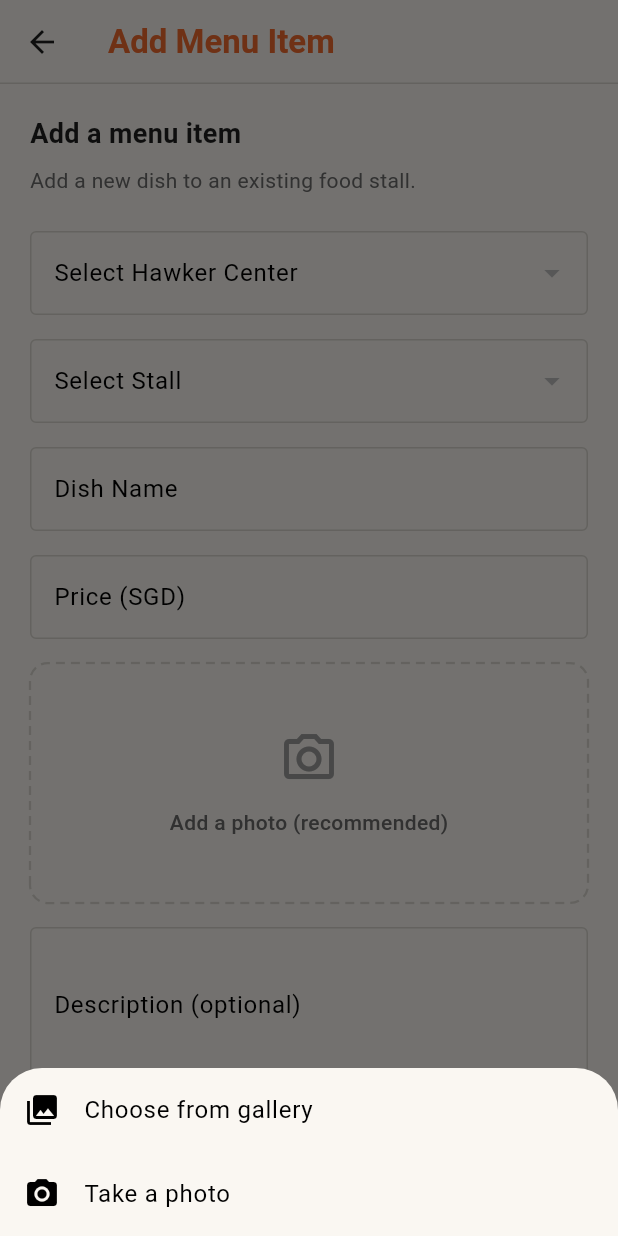
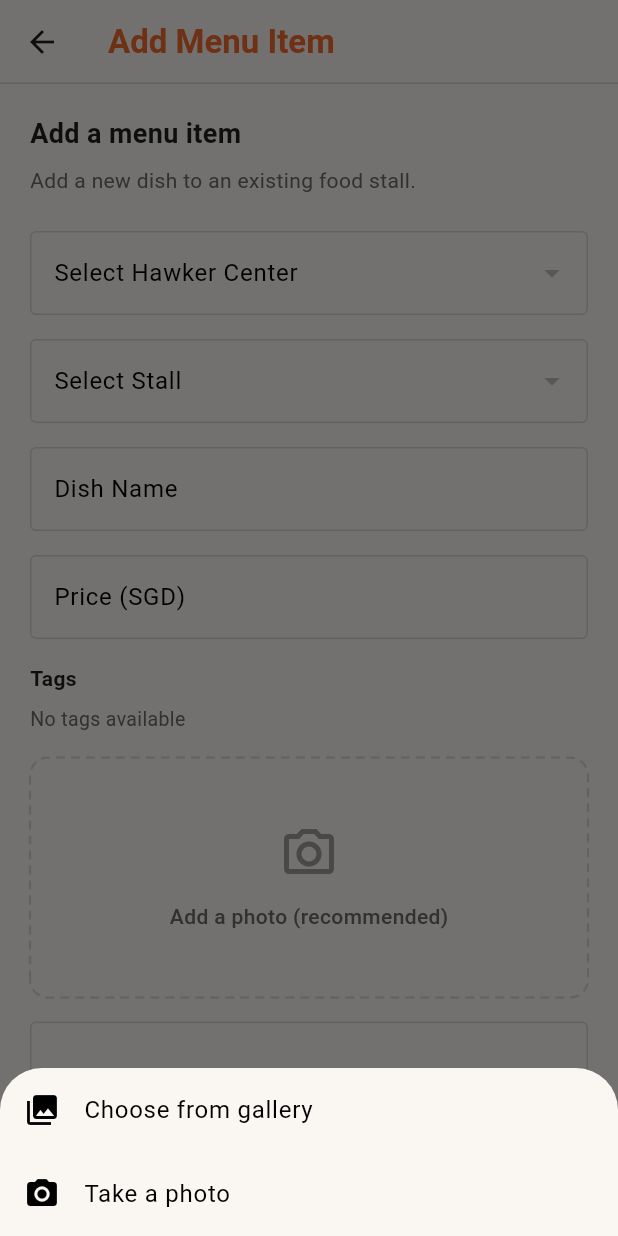
Before and after one commit to fabien-design/Hawkr, a Flutter app: the _AddMenuItemContent screen opened directly, after a tap on "Add a photo (recommended)", on a phone screen of 412 x 824 dp. Run offline on Flutter 3.47's test engine with Material 3 defaults, Android fonts, the phone set to English and light mode, and no system bars; our stand-ins replace flutter_dotenv, flutter_map, geolocator, image_picker, latlong2, shared_preferences and 1 more; accounts and stored records are empty.

Commit message:
feat: add tags services and tags on add form

```diff
--- /dev/null
+++ b/lib/models/predefined_tag.dart
@@ -0,0 +1,13 @@
+class PredefinedTag {
+  final String id;
+  final String name;
+
+  PredefinedTag({required this.id, required this.name});
+
+  factory PredefinedTag.fromJson(Map<String, dynamic> json) {
+    return PredefinedTag(
+      id: json['id'] as String,
+      name: json['name'] as String,
+    );
+  }
+}
--- /dev/null
+++ b/lib/services/tag_service.dart
@@ -0,0 +1,29 @@
+import 'package:supabase_flutter/supabase_flutter.dart';
+import 'package:hawklap/models/predefined_tag.dart';
+
+class TagService {
+  final _supabase = Supabase.instance.client;
+
+  Future<List<PredefinedTag>> getAll() async {
+    final response =
+        await _supabase.from('predefined_tags').select().order('name');
+
+    return (response as List)
+        .map((json) => PredefinedTag.fromJson(json))
+        .toList();
+  }
+
+  Future<void> assignTagsToMenuItem(
+    String menuItemId,
+    List<String> tagIds,
+  ) async {
+    if (tagIds.isEmpty) return;
+
+    final rows = tagIds.map((tagId) => {
+      'menu_item_id': menuItemId,
+      'tag_id': tagId,
+    }).toList();
+
+    await _supabase.from('menu_items_tags').insert(rows);
+  }
+}
--- a/lib/viewmodels/add_menu_item_viewmodel.dart
+++ b/lib/viewmodels/add_menu_item_viewmodel.dart
@@ -2,17 +2,20 @@ import 'dart:io';
 import 'package:flutter/material.dart';
 import 'package:hawklap/models/hawker_center.dart';
 import 'package:hawklap/models/menu_item.dart';
+import 'package:hawklap/models/predefined_tag.dart';
 import 'package:hawklap/models/street_food.dart';
 import 'package:hawklap/services/hawker_center_service.dart';
 import 'package:hawklap/services/menu_item_service.dart';
 import 'package:hawklap/services/storage_service.dart';
 import 'package:hawklap/services/street_food_service.dart';
+import 'package:hawklap/services/tag_service.dart';
 
 class AddMenuItemViewModel extends ChangeNotifier {
   final _hawkerCenterService = HawkerCenterService();
   final _streetFoodService = StreetFoodService();
   final _menuItemService = MenuItemService();
   final _storageService = StorageService();
+  final _tagService = TagService();
 
   final nameController = TextEditingController();
   final priceController = TextEditingController();
@@ -22,6 +25,8 @@ class AddMenuItemViewModel extends ChangeNotifier {
   String? _selectedStallId;
   List<HawkerCenter> _hawkerCenters = [];
   List<StreetFood> _stalls = [];
+  List<PredefinedTag> _tags = [];
+  final Set<String> _selectedTagIds = {};
   bool _isLoading = false;
   bool _isLoadingStalls = false;
   String? _errorMessage;
@@ -31,6 +36,8 @@ class AddMenuItemViewModel extends ChangeNotifier {
   String? get selectedStallId => _selectedStallId;
   List<HawkerCenter> get hawkerCenters => _hawkerCenters;
   List<StreetFood> get stalls => _stalls;
+  List<PredefinedTag> get tags => _tags;
+  Set<String> get selectedTagIds => _selectedTagIds;
   bool get isLoading => _isLoading;
   bool get isLoadingStalls => _isLoadingStalls;
   String? get errorMessage => _errorMessage;
@@ -51,12 +58,26 @@ class AddMenuItemViewModel extends ChangeNotifier {
     notifyListeners();
   }
 
+  void toggleTag(String tagId) {
+    if (_selectedTagIds.contains(tagId)) {
+      _selectedTagIds.remove(tagId);
+    } else {
+      _selectedTagIds.add(tagId);
+    }
+    notifyListeners();
+  }
+
   Future<void> loadHawkerCenters() async {
     _isLoading = true;
     notifyListeners();
 
     try {
-      _hawkerCenters = await _hawkerCenterService.getAll();
+      final results = await Future.wait([
+        _hawkerCenterService.getAll(),
+        _tagService.getAll(),
+      ]);
+      _hawkerCenters = results[0] as List<HawkerCenter>;
+      _tags = results[1] as List<PredefinedTag>;
     } catch (e) {
       _errorMessage = e.toString();
     }
@@ -150,7 +171,14 @@ class AddMenuItemViewModel extends ChangeNotifier {
         imageUrl: imageUrl,
       );
 
-      await _menuItemService.create(menuItem);
+      final created = await _menuItemService.create(menuItem);
+
+      if (_selectedTagIds.isNotEmpty && created.id != null) {
+        await _tagService.assignTagsToMenuItem(
+          created.id!,
+          _selectedTagIds.toList(),
+        );
+      }
 
       _isLoading = false;
       notifyListeners();
--- a/lib/views/add/add_menu_item_view.dart
+++ b/lib/views/add/add_menu_item_view.dart
@@ -85,10 +85,7 @@ class _AddMenuItemContentState extends State<_AddMenuItemContent> {
                     viewModel.hawkerCenters.map((hc) {
                       return DropdownMenuItem(
                         value: hc.id,
-                        child: Text(
-                          hc.name,
-                          overflow: TextOverflow.ellipsis,
-                        ),
+                        child: Text(hc.name, overflow: TextOverflow.ellipsis),
                       );
                     }).toList(),
                 onChanged: viewModel.setSelectedHawkerCenter,
@@ -138,6 +135,59 @@ class _AddMenuItemContentState extends State<_AddMenuItemContent> {
                 validator: viewModel.validatePrice,
               ),
               const SizedBox(height: 16),
+              Text(
+                'Tags',
+                style: TextStyle(
+                  fontSize: 14,
+                  fontWeight: FontWeight.w600,
+                  color: colors.textPrimary,
+                ),
+              ),
+              const SizedBox(height: 8),
+              if (viewModel.tags.isEmpty)
+                Text(
+                  'No tags available',
+                  style: TextStyle(color: colors.textSecondary, fontSize: 13),
+                )
+              else
+                Wrap(
+                  spacing: 8,
+                  runSpacing: 8,
+                  children:
+                      viewModel.tags.map((tag) {
+                        final isSelected = viewModel.selectedTagIds.contains(
+                          tag.id,
+                        );
+                        return GestureDetector(
+                          onTap: () => viewModel.toggleTag(tag.id),
+                          child: Container(
+                            padding: const EdgeInsets.symmetric(
+                              horizontal: 14,
+                              vertical: 8,
+                            ),
+                            decoration: BoxDecoration(
+                              color:
+                                  isSelected
+                                      ? AppColors.brandPrimary
+                                      : colors.backgroundGreyInformation,
+                              borderRadius: BorderRadius.circular(20),
+                            ),
+                            child: Text(
+                              tag.name,
+                              style: TextStyle(
+                                color:
+                                    isSelected
+                                        ? Colors.white
+                                        : colors.textPrimary,
+                                fontWeight: FontWeight.w500,
+                                fontSize: 13,
+                              ),
+                            ),
+                          ),
+                        );
+                      }).toList(),
+                ),
+              const SizedBox(height: 16),
               ImagePickerField(
                 imageFile: viewModel.imageFile,
                 onImagePicked: viewModel.setImage,
```
